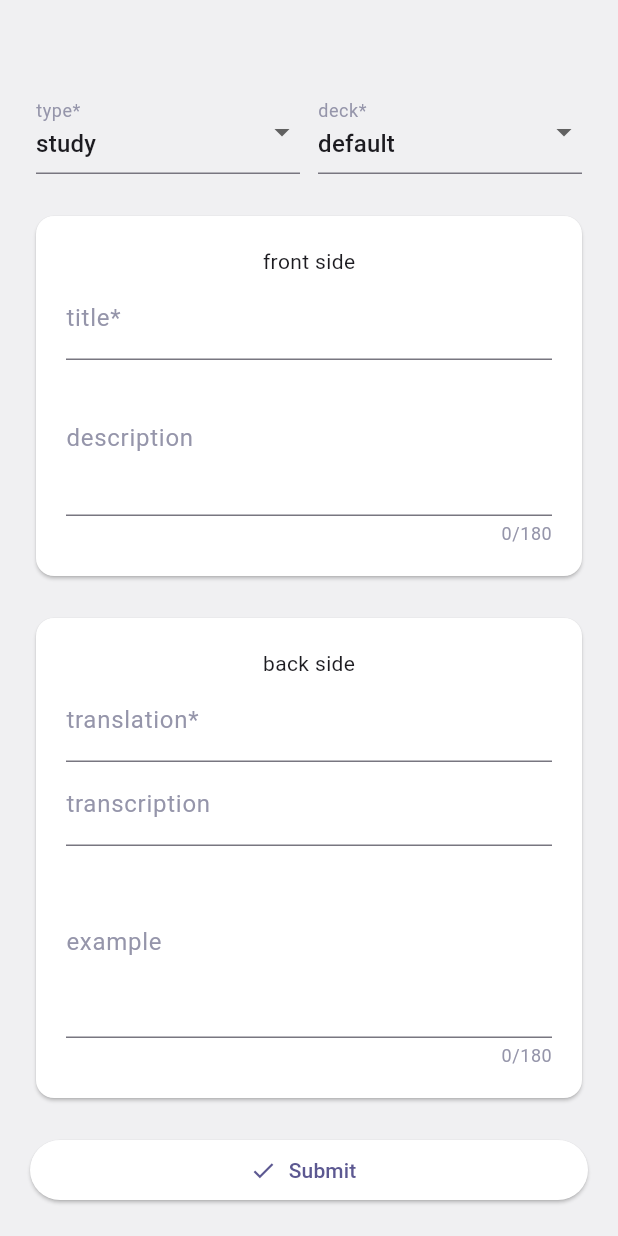
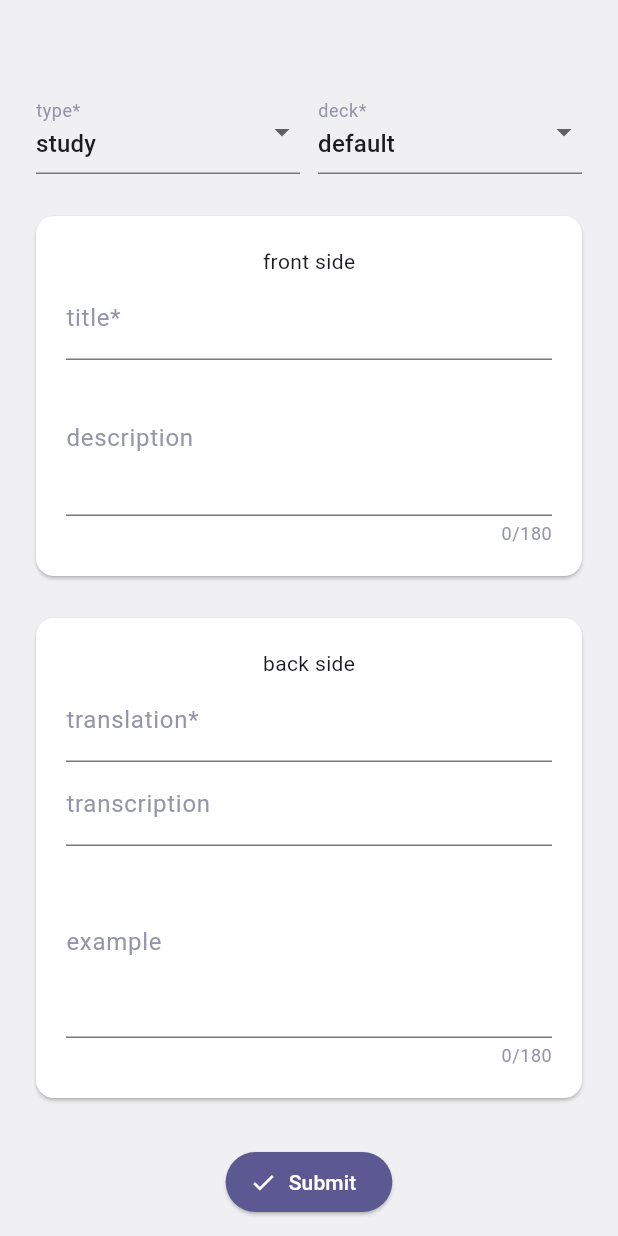
Before and after one commit to Alex-Yu21/flashcards_v2, a Flutter app: the CreateCardView screen opened by its route, after a tap on "Submit", on a phone screen of 412 x 824 dp. Run offline on Flutter 3.47's test engine with Material 3 defaults, Android fonts, the phone set to English and light mode, and no system bars; our stand-ins replace cloud_firestore, firebase_auth, firebase_core, flutter_card_swiper, flutter_riverpod, go_router and 2 more; accounts and stored records are empty; generated files the repository leaves out were written again.

Commit message:
refactor(learning): small changes in create new card

```diff
--- a/lib/features/learning/presentation/views/create_card_view.dart
+++ b/lib/features/learning/presentation/views/create_card_view.dart
@@ -58,16 +58,25 @@ class _CreateCardViewState extends State<CreateCardView> {
     return '$left$trimmed$right';
   }
 
-  void _submit() {}
+  Future<void> _submit() async {}
 
   @override
   Widget build(BuildContext context) {
+    final cs = Theme.of(context).colorScheme;
+
     return Scaffold(
       appBar: AppBar(),
-      backgroundColor: Theme.of(context).colorScheme.surface,
-      body: SingleChildScrollView(
+      backgroundColor: cs.surface,
+      body: Padding(
+        padding: kPad20,
+        child: Column(
+          children: [
+            Expanded(
               child: Padding(
-          padding: kPad20,
+                padding: EdgeInsets.only(
+                  bottom: MediaQuery.of(context).viewInsets.bottom,
+                ),
+                child: SingleChildScrollView(
                   child: Form(
                     key: _formKey,
                     autovalidateMode: AutovalidateMode.onUserInteraction,
@@ -80,7 +89,10 @@ class _CreateCardViewState extends State<CreateCardView> {
                               // TODO тип карточки
                               Expanded(
                                 child: DropdownButtonFormField<String>(
-                          decoration: const InputDecoration(labelText: 'type*'),
+                                  isExpanded: true,
+                                  decoration: const InputDecoration(
+                                    labelText: 'type*',
+                                  ),
                                   initialValue: _selectedType,
                                   items: _types
                                       .map(
@@ -90,7 +102,8 @@ class _CreateCardViewState extends State<CreateCardView> {
                                         ),
                                       )
                                       .toList(),
-                          validator: (v) => v == null ? 'choose a type' : null,
+                                  validator: (v) =>
+                                      v == null ? 'choose a type' : null,
                                   onChanged: _types.isEmpty
                                       ? null
                                       : (String? v) =>
@@ -98,10 +111,13 @@ class _CreateCardViewState extends State<CreateCardView> {
                                 ),
                               ),
                               // TODO колода
-                      SizedBox(width: k12),
+                              const SizedBox(width: k12),
                               Expanded(
                                 child: DropdownButtonFormField<String>(
-                          decoration: const InputDecoration(labelText: 'deck*'),
+                                  isExpanded: true,
+                                  decoration: const InputDecoration(
+                                    labelText: 'deck*',
+                                  ),
                                   initialValue: _selectedDeck,
                                   items: _decks
                                       .map(
@@ -111,7 +127,8 @@ class _CreateCardViewState extends State<CreateCardView> {
                                         ),
                                       )
                                       .toList(),
-                          validator: (v) => v == null ? 'choose a deck' : null,
+                                  validator: (v) =>
+                                      v == null ? 'choose a deck' : null,
                                   onChanged: _decks.isEmpty
                                       ? null
                                       : (String? v) =>
@@ -121,13 +138,13 @@ class _CreateCardViewState extends State<CreateCardView> {
                             ],
                           ),
                         ),
-                SizedBox(height: k20),
+                        const SizedBox(height: k20),
                         Card(
                           child: Padding(
                             padding: const EdgeInsets.all(k20),
                             child: Column(
                               children: [
-                        Text('front side'),
+                                const Text('front side'),
                                 TextFormField(
                                   controller: _titleCtrl,
                                   decoration: InputDecoration(
@@ -140,7 +157,10 @@ class _CreateCardViewState extends State<CreateCardView> {
                                   maxLength: 60,
 
                                   validator: (value) {
-                            return _required(value, 'title is required');
+                                    return _required(
+                                      value,
+                                      'title is required',
+                                    );
                                   },
                                   onFieldSubmitted: (_) =>
                                       FocusScope.of(context).nextFocus(),
@@ -153,7 +173,8 @@ class _CreateCardViewState extends State<CreateCardView> {
                                   ),
                                   autocorrect: true,
                                   enableSuggestions: true,
-                          textCapitalization: TextCapitalization.sentences,
+                                  textCapitalization:
+                                      TextCapitalization.sentences,
                                   textInputAction: TextInputAction.next,
                                   maxLength: 180,
                                   maxLines: 3,
@@ -164,13 +185,13 @@ class _CreateCardViewState extends State<CreateCardView> {
                             ),
                           ),
                         ),
-                SizedBox(height: k20),
+                        const SizedBox(height: k20),
                         Card(
                           child: Padding(
                             padding: const EdgeInsets.all(k20),
                             child: Column(
                               children: [
-                        Text('back side'),
+                                const Text('back side'),
                                 TextFormField(
                                   controller: _translationCtrl,
                                   decoration: InputDecoration(
@@ -183,7 +204,10 @@ class _CreateCardViewState extends State<CreateCardView> {
                                   textInputAction: TextInputAction.next,
                                   maxLength: 120,
                                   validator: (value) {
-                            return _required(value, 'translation is required');
+                                    return _required(
+                                      value,
+                                      'translation is required',
+                                    );
                                   },
                                 ),
                                 TextFormField(
@@ -209,7 +233,8 @@ class _CreateCardViewState extends State<CreateCardView> {
                                   ),
                                   autocorrect: true,
                                   enableSuggestions: true,
-                          textCapitalization: TextCapitalization.sentences,
+                                  textCapitalization:
+                                      TextCapitalization.sentences,
                                   textInputAction: TextInputAction.done,
                                   maxLines: 4,
                                   maxLength: 180,
@@ -218,18 +243,27 @@ class _CreateCardViewState extends State<CreateCardView> {
                             ),
                           ),
                         ),
-                SizedBox(height: k20),
-                SizedBox(
-                  width: double.infinity,
+                      ],
+                    ),
+                  ),
+                ),
+              ),
+            ),
+
+            SafeArea(
+              top: false,
               child: ElevatedButton.icon(
+                style: ElevatedButton.styleFrom(
+                  backgroundColor: cs.primary,
+                  foregroundColor: cs.onPrimary,
+                ),
                 onPressed: _submit,
                 icon: const Icon(Icons.check),
                 label: const Text('Submit'),
               ),
             ),
+            SizedBox(height: k12),
           ],
-            ),
-          ),
         ),
       ),
     );
```
Lines whose indentation alone changed are shown as unchanged.
